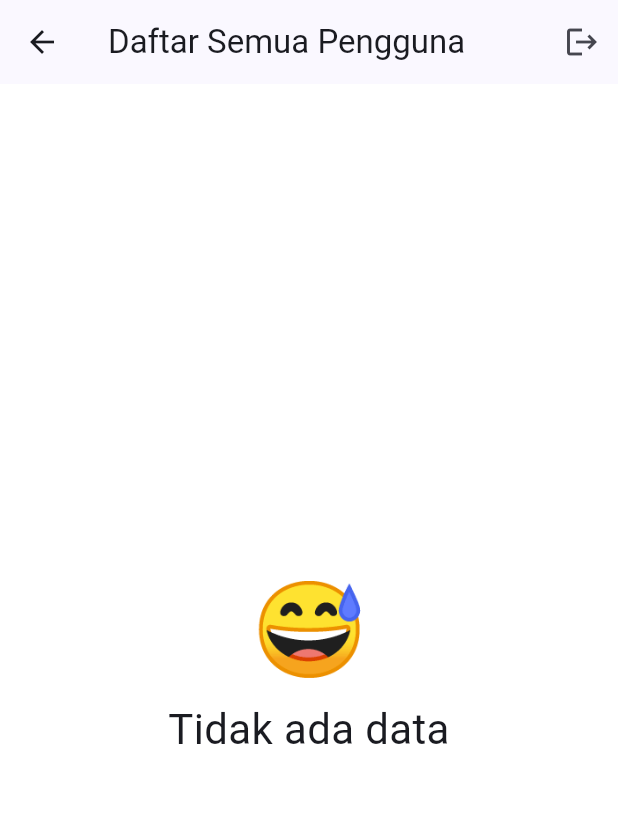
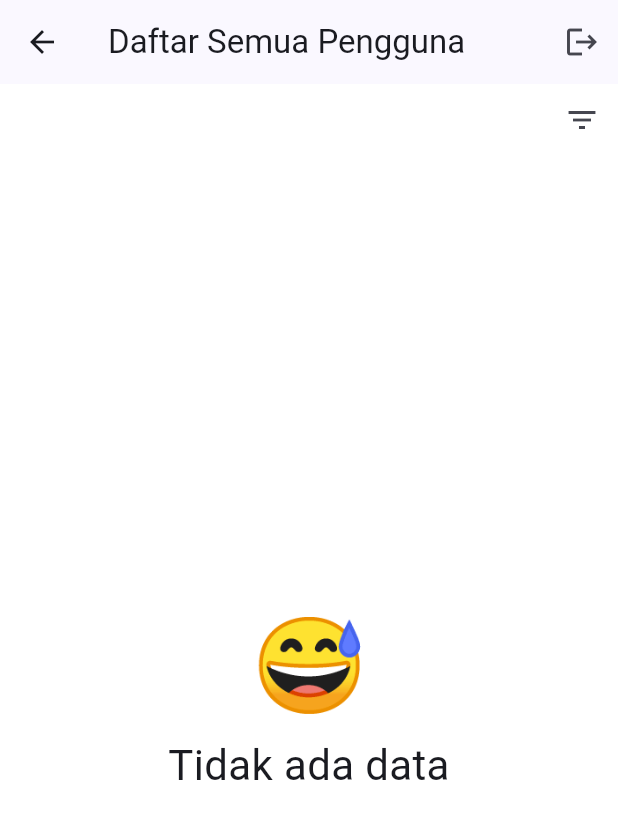
Before and after one commit to Suzaku10/fan-flutter, a Flutter app: the HomePage screen opened by its route, on a phone screen of 412 x 824 dp. Shown: the top 819 px of the screen. Run offline on Flutter 3.47's test engine with Material 2 defaults, Android fonts, the phone set to English and light mode, and no system bars; our stand-ins replace auto_route, bloc, cloud_firestore, firebase_auth, firebase_core, flutter_bloc and 7 more; accounts and stored records are empty.

Commit message:
chore: add filter request

```diff
--- a/lib/application/users/users_bloc.dart
+++ b/lib/application/users/users_bloc.dart
@@ -22,7 +22,7 @@ class UsersBloc extends Bloc<UsersEvent, UsersState> {
         emit(const _Loading());
          try {
            final result = await _users.fetchUsers(filter: v.status);
-           emit(UsersState.fetchSuccess(userFromResponses(result)));
+           emit(UsersState.fetchSuccess(userFromResponses(result), v.status));
          } catch (e) {
            emit(_ShowMessage(e.toString()));
          }
--- a/lib/application/users/users_event.dart
+++ b/lib/application/users/users_event.dart
@@ -2,5 +2,5 @@ part of 'users_bloc.dart';
 
 @freezed
 class UsersEvent with _$UsersEvent {
-  const factory UsersEvent.onFetch({required FilterStatus status}) = _OnFetch;
+  const factory UsersEvent.onFetch({required FilterStatus status, required List<UserParams> data}) = _OnFetch;
 }
--- a/lib/application/users/users_state.dart
+++ b/lib/application/users/users_state.dart
@@ -5,5 +5,5 @@ class UsersState with _$UsersState {
   const factory UsersState.initial() = _Initial;
   const factory UsersState.showMessage(String reason) = _ShowMessage;
   const factory UsersState.loading() = _Loading;
-  const factory UsersState.fetchSuccess(List<UserParams> data) = _FetchSuccess;
+  const factory UsersState.fetchSuccess(List<UserParams> data, FilterStatus lastFilter) = _FetchSuccess;
 }
--- a/lib/domain/constant/app_enum.dart
+++ b/lib/domain/constant/app_enum.dart
@@ -1 +1 @@
-enum FilterStatus { verified, none, all }
+enum FilterStatus { verified, unverified, all }
--- a/lib/infrastructure/repository/users_repository.dart
+++ b/lib/infrastructure/repository/users_repository.dart
@@ -24,7 +24,7 @@ class UsersRepository implements IUsers {
       } else {
         final result = await _store
             .collection(AppStrings.appCollection)
-            .where('isVerified', isEqualTo: filter == FilterStatus.verified)
+            .where('is_verified', isEqualTo: filter == FilterStatus.verified)
             .withConverter<UsersResponses>(fromFirestore: (snapshots, _) => UsersResponses.fromJson(snapshots.data()!), toFirestore: (user, _) => user.toJson())
             .get();
         return result;
--- a/lib/presentation/ui/home/home_page.dart
+++ b/lib/presentation/ui/home/home_page.dart
@@ -4,6 +4,7 @@ import 'package:fan_flutter/application/users/users_bloc.dart';
 import 'package:fan_flutter/domain/constant/app_enum.dart';
 import 'package:fan_flutter/domain/constant/app_styles.dart';
 import 'package:fan_flutter/presentation/components/app_dialog.dart';
+import 'package:fan_flutter/presentation/components/bottom_sheet.dart';
 import 'package:fan_flutter/presentation/ui/home/component/account_item.dart';
 import 'package:fan_flutter/utilities/i10n/l10n.dart';
 import 'package:fan_flutter/utilities/injection/injection.dart';
@@ -26,7 +27,7 @@ class _HomePageState extends State<HomePage> {
     return MultiBlocProvider(
       providers: [
         BlocProvider(create: (_) => getIt<AuthBloc>()),
-        BlocProvider(create: (_) => getIt<UsersBloc>()..add(const UsersEvent.onFetch(status: FilterStatus.all))),
+        BlocProvider(create: (_) => getIt<UsersBloc>()..add(const UsersEvent.onFetch(status: FilterStatus.all, data: []))),
       ],
       child: Scaffold(
         appBar: AppBar(
@@ -64,22 +65,29 @@ class _HomePageState extends State<HomePage> {
             return state.maybeMap(
                 orElse: () => Container(),
                 fetchSuccess: (e) {
-                  if (e.data.isEmpty) {
-                    return Center(
+                  return Column(
+                    children: [
+                      Align(
+                        alignment: Alignment.bottomRight,
+                        child: IconButton(
+                            onPressed: () async {
+                              final result = await AppBottomSheetWidget.showAccountFilterBottomSheet(context, lastFilter: e.lastFilter);
+                              if (result != null) context.read<UsersBloc>().add(UsersEvent.onFetch(status: result, data: e.data));
+                            },
+                            icon: const Icon(Icons.filter_list_sharp)),
+                      ),
+                      if (e.data.isEmpty)
+                        Expanded(
+                          child: Center(
                             child: Text.rich(
                                 TextSpan(
                                     text: "😅\n",
                                     style: const TextStyle(fontSize: 64),
                                     children: [TextSpan(text: I10n.current.empty_data, style: AppStyles.displayLg)]),
                                 textAlign: TextAlign.center),
-                    );
-                  }
-                  return Column(
-                    children: [
-                       Align(
-                        alignment: Alignment.bottomRight,
-                        child: IconButton(onPressed: () {}, icon: const Icon(Icons.filter_list_sharp)),
                           ),
+                        ),
+                      if (e.data.isNotEmpty)
                         Expanded(
                           child: ListView.separated(
                             padding: const EdgeInsets.symmetric(horizontal: 16, vertical: 16),
```
Also changed, not shown: lib/presentation/components/bottom_sheet.dart (+41 -0 lines), lib/presentation/components/items/filter_status_item.dart (added, +43 -0 lines), lib/application/users/users_bloc.freezed.dart. Lines whose indentation alone changed are shown as unchanged.
